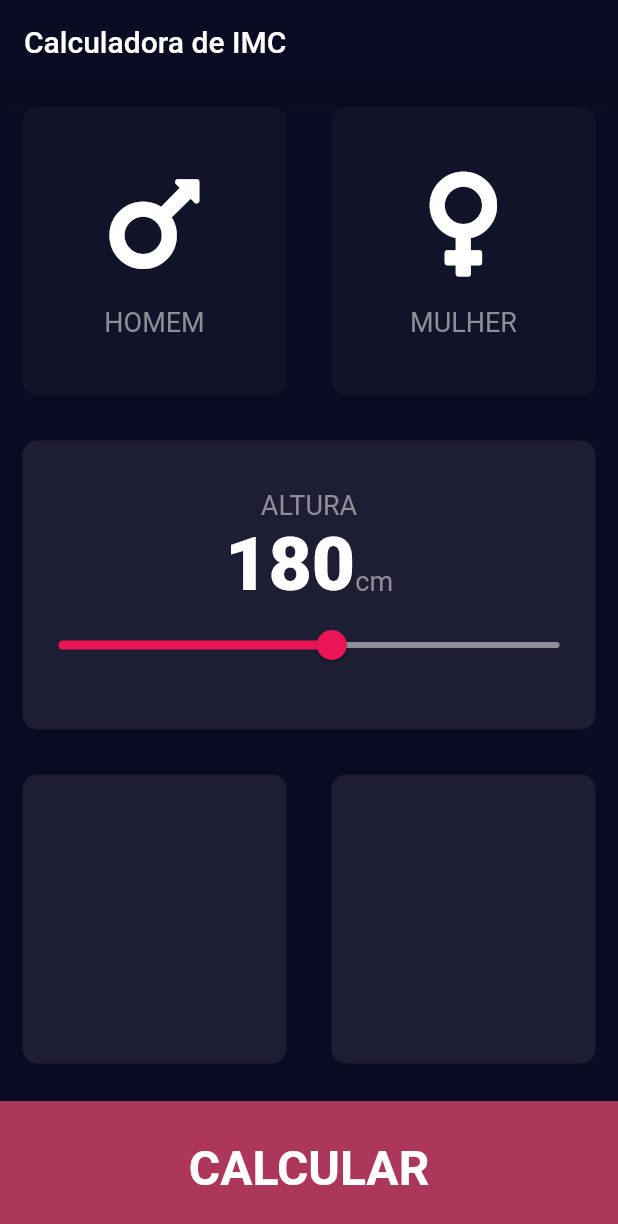
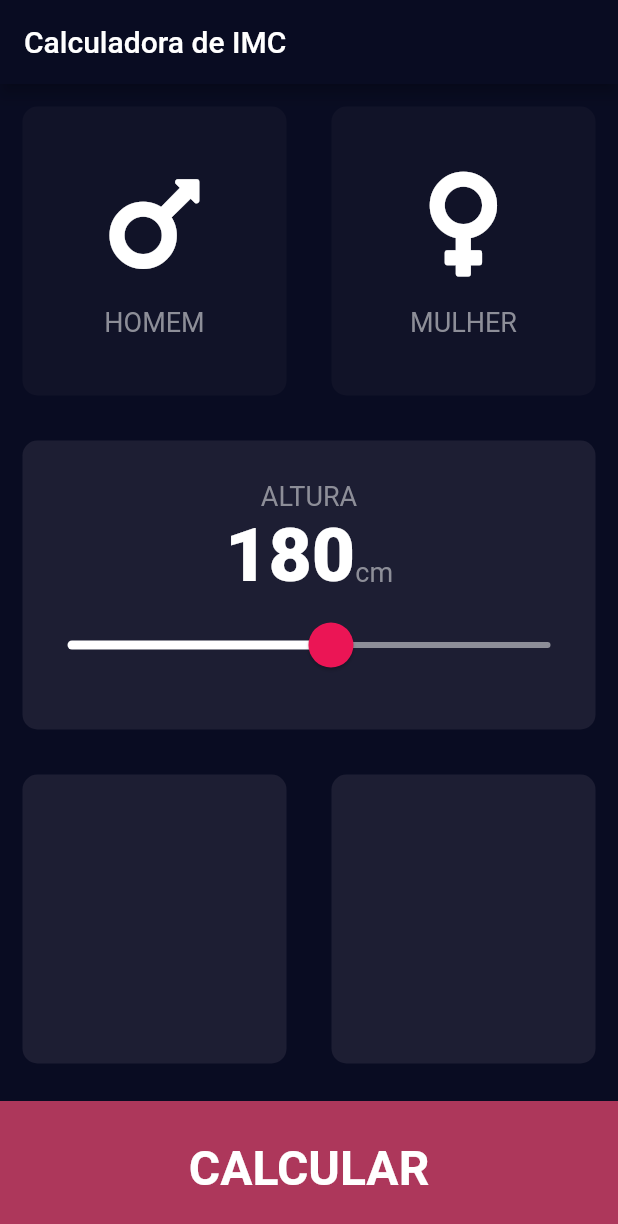
Before and after one commit to TGeronimo/bmi_calculator2, a Flutter app: the screen it shows after launch, on a phone screen of 412 x 824 dp. Shown: the top 1224 px of the screen. Run offline on Flutter 3.47's test engine with Material 2 defaults, Android fonts, the phone set to English and light mode, and no system bars; our stand-ins replace font_awesome_flutter.

Commit message:
styling the slider

```diff
--- a/lib/input_page.dart
+++ b/lib/input_page.dart
@@ -3,8 +3,8 @@ import 'package:flutter/material.dart';
 import 'package:font_awesome_flutter/font_awesome_flutter.dart';
 
 import 'card_content.dart';
+import 'constants.dart';
 import 'reusable_card.dart';
-import 'constants.dart';
 
 class InputPage extends StatefulWidget {
   const InputPage({Key? key}) : super(key: key);
@@ -94,17 +94,27 @@ class _InputPageState extends State<InputPage> {
                       ),
                     ],
                   ),
-                  Slider(
+                  SliderTheme(
+                    data: SliderTheme.of(context).copyWith(
+                      inactiveTrackColor: Color(0xFF8D8E98),
+                      activeTrackColor: Colors.white,
+                      thumbColor: Color(0xFFEB1555),
+                      overlayColor: Color(0X29EB1555),
+                      thumbShape:
+                          RoundSliderThumbShape(enabledThumbRadius: 15.0),
+                      overlayShape:
+                          RoundSliderOverlayShape(overlayRadius: 30.0),
+                    ),
+                    child: Slider(
                       value: height.toDouble(),
                       min: 120,
                       max: 230,
-                    activeColor: Color(0xFFEB1555),
-                    inactiveColor: Color(0xFF8D8E98),
                       onChanged: (double newValue) {
                         setState(() {
                           height = newValue.round();
                         });
                       },
+                    ),
                   )
                 ],
               ),
```
Also changed, not shown: pubspec.lock. Lines whose indentation alone changed are shown as unchanged.
